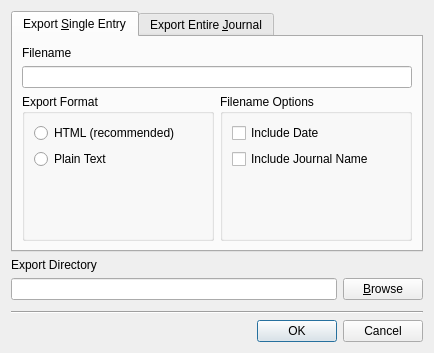
pwizard2/robojournal, file ui/entryexporter.ui: the form before one commit.
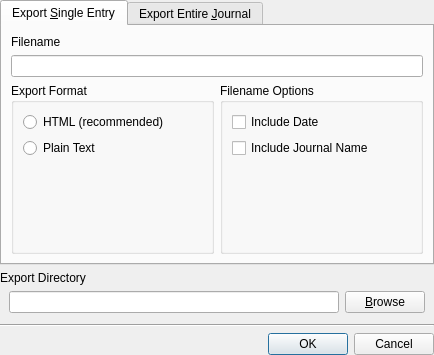
The form after the commit. Icons and pictures are not drawn.

Commit message: fixed window margins

Diff of the .ui file:
```diff
--- a/ui/entryexporter.ui
+++ b/ui/entryexporter.ui
@@ -7,13 +7,25 @@
     <x>0</x>
     <y>0</y>
     <width>434</width>
-    <height>353</height>
+    <height>355</height>
    </rect>
   </property>
   <property name="windowTitle">
    <string>Dialog</string>
   </property>
   <layout class="QVBoxLayout" name="verticalLayout_4">
+   <property name="leftMargin">
+    <number>0</number>
+   </property>
+   <property name="topMargin">
+    <number>0</number>
+   </property>
+   <property name="rightMargin">
+    <number>0</number>
+   </property>
+   <property name="bottomMargin">
+    <number>0</number>
+   </property>
    <item>
     <widget class="QTabWidget" name="tabWidget">
      <property name="currentIndex">
@@ -291,6 +303,12 @@
    </item>
    <item>
     <layout class="QHBoxLayout" name="horizontalLayout">
+     <property name="leftMargin">
+      <number>9</number>
+     </property>
+     <property name="rightMargin">
+      <number>9</number>
+     </property>
      <item>
       <widget class="QLineEdit" name="ExportLocation"/>
      </item>
```
The commit also changes 4 other files.
